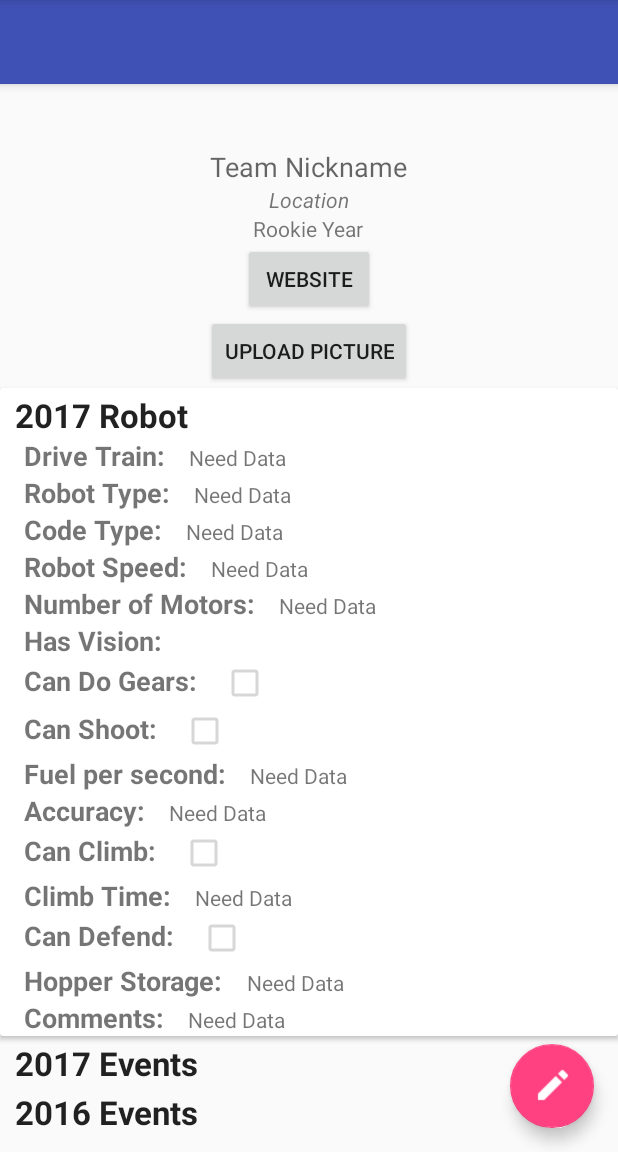
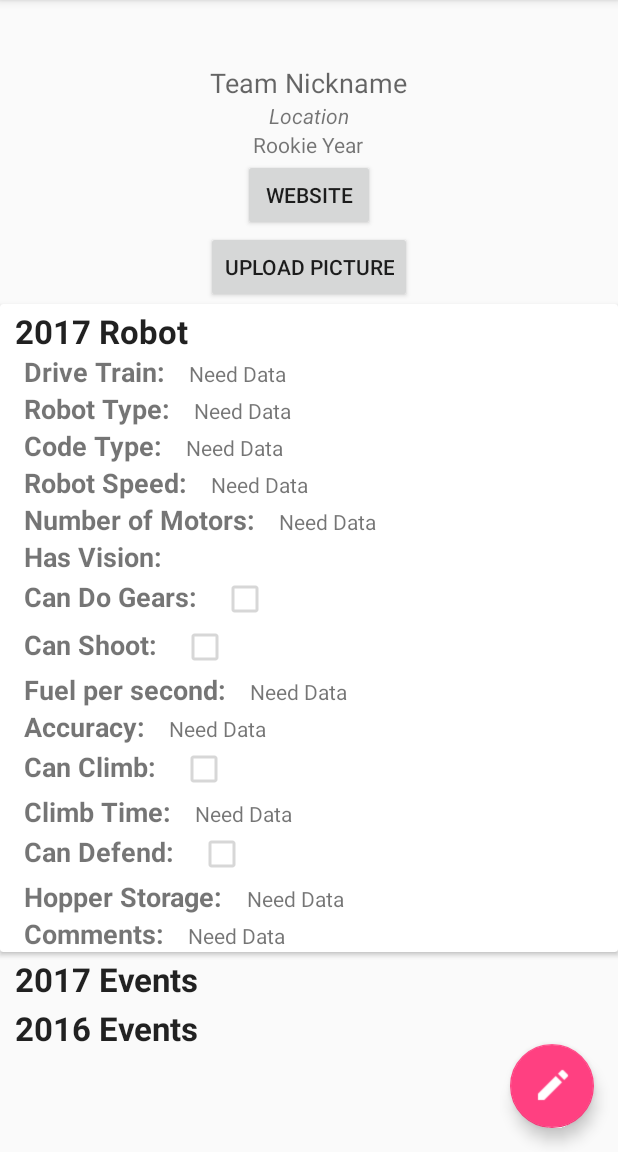
Before and after one commit to mr-glt/OpenScout, an Android app: the TeamPage screen opened directly, with no data from a screen before it, after a tap on "UPLOAD PICTURE", on a phone screen of 412 x 824 dp, the part 84-1236 px from its top. Run offline under Robolectric (Android 15) with nearby library versions, the phone set to English and light mode, and no system bars; our stand-ins replace Firebase (no records; nobody signed in at launch, a user with empty details on screens opened directly).

Commit message:
Fixed team page showing 2 toolbars

```diff
--- a/app/src/main/res/layout/activity_team_page.xml
+++ b/app/src/main/res/layout/activity_team_page.xml
@@ -12,13 +12,6 @@
         android:layout_height="wrap_content"
         android:theme="@style/AppTheme.AppBarOverlay">
 
-        <android.support.v7.widget.Toolbar
-            android:id="@+id/toolbar"
-            android:layout_width="match_parent"
-            android:layout_height="?attr/actionBarSize"
-            android:background="?attr/colorPrimary"
-            app:popupTheme="@style/AppTheme.PopupOverlay" />
-
     </android.support.design.widget.AppBarLayout>
 
     <include layout="@layout/content_team_page" />
```
